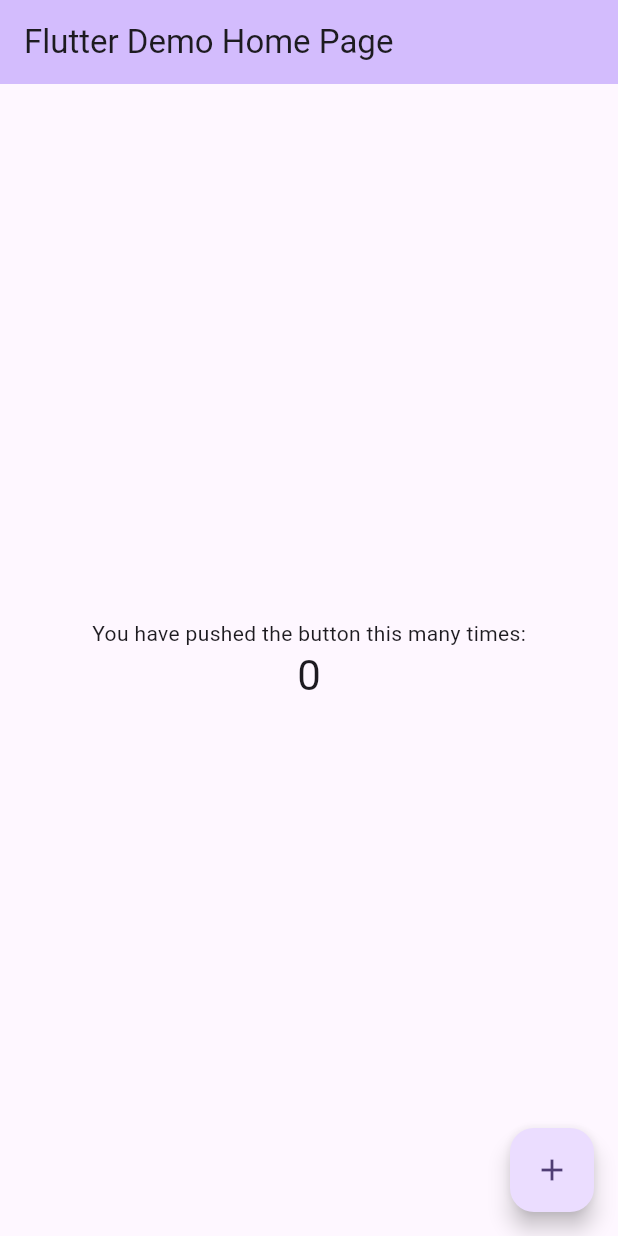
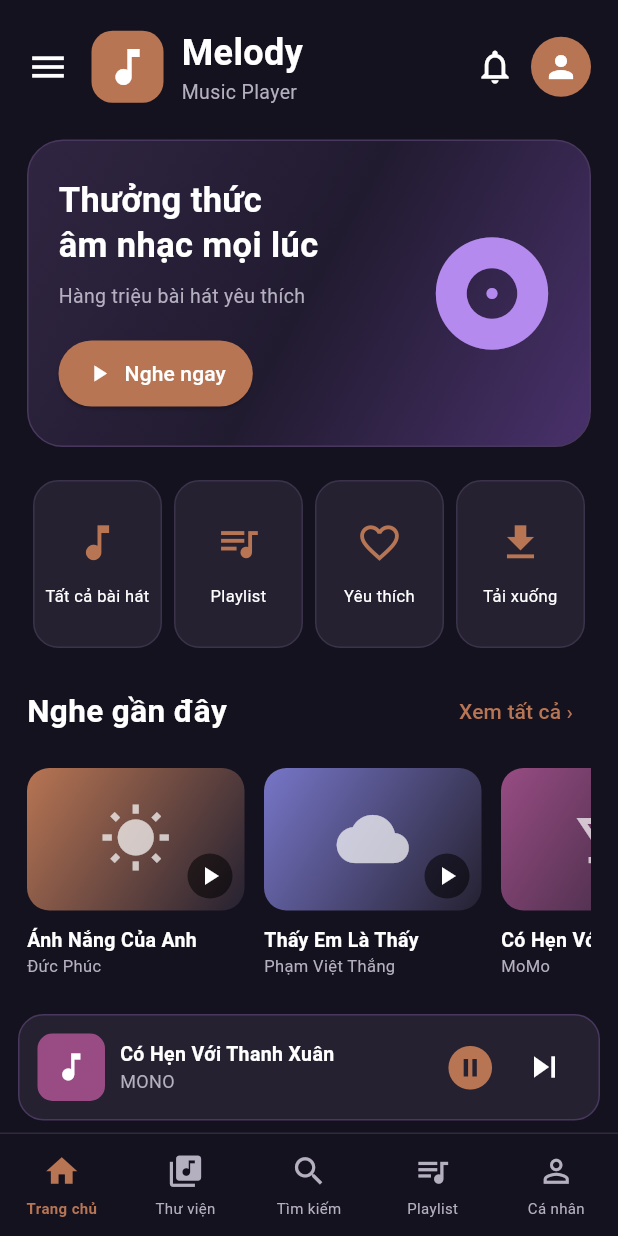
Before and after one commit to DUY24100201/2026_2027_1_1_LTTBDD_N01_Nhom_8, a Flutter app: the screen it shows after launch, on a phone screen of 412 x 824 dp. Run offline on Flutter 3.47's test engine with Material 3 defaults, Android fonts, the phone set to English and light mode, and no system bars.

Commit message:
Update Melody home screen mobile layout

```diff
--- a/lib/main.dart
+++ b/lib/main.dart
@@ -1,122 +1,19 @@
 import 'package:flutter/material.dart';
 
+import 'screens/home/home_screen.dart';
+
 void main() {
-  runApp(const MyApp());
+  runApp(const MelodyApp());
 }
 
-class MyApp extends StatelessWidget {
-  const MyApp({super.key});
+class MelodyApp extends StatelessWidget {
+  const MelodyApp({super.key});
 
-  // This widget is the root of your application.
   @override
   Widget build(BuildContext context) {
-    return MaterialApp(
-      title: 'Flutter Demo',
-      theme: ThemeData(
-        // This is the theme of your application.
-        //
-        // TRY THIS: Try running your application with "flutter run". You'll see
-        // the application has a purple toolbar. Then, without quitting the app,
-        // try changing the seedColor in the colorScheme below to Colors.green
-        // and then invoke "hot reload" (save your changes or press the "hot
-        // reload" button in a Flutter-supported IDE, or press "r" if you used
-        // the command line to start the app).
-        //
-        // Notice that the counter didn't reset back to zero; the application
-        // state is not lost during the reload. To reset the state, use hot
-        // restart instead.
-        //
-        // This works for code too, not just values: Most code changes can be
-        // tested with just a hot reload.
-        colorScheme: .fromSeed(seedColor: Colors.deepPurple),
-      ),
-      home: const MyHomePage(title: 'Flutter Demo Home Page'),
+    return const MaterialApp(
+      debugShowCheckedModeBanner: false,
+      home: HomeScreen(),
     );
   }
 }
-
-class MyHomePage extends StatefulWidget {
-  const MyHomePage({super.key, required this.title});
-
-  // This widget is the home page of your application. It is stateful, meaning
-  // that it has a State object (defined below) that contains fields that affect
-  // how it looks.
-
-  // This class is the configuration for the state. It holds the values (in this
-  // case the title) provided by the parent (in this case the App widget) and
-  // used by the build method of the State. Fields in a Widget subclass are
-  // always marked "final".
-
-  final String title;
-
-  @override
-  State<MyHomePage> createState() => _MyHomePageState();
-}
-
-class _MyHomePageState extends State<MyHomePage> {
-  int _counter = 0;
-
-  void _incrementCounter() {
-    setState(() {
-      // This call to setState tells the Flutter framework that something has
-      // changed in this State, which causes it to rerun the build method below
-      // so that the display can reflect the updated values. If we changed
-      // _counter without calling setState(), then the build method would not be
-      // called again, and so nothing would appear to happen.
-      _counter++;
-    });
-  }
-
-  @override
-  Widget build(BuildContext context) {
-    // This method is rerun every time setState is called, for instance as done
-    // by the _incrementCounter method above.
-    //
-    // The Flutter framework has been optimized to make rerunning build methods
-    // fast, so that you can just rebuild anything that needs updating rather
-    // than having to individually change instances of widgets.
-    return Scaffold(
-      appBar: AppBar(
-        // TRY THIS: Try changing the color here to a specific color (to
-        // Colors.amber, perhaps?) and trigger a hot reload to see the AppBar
-        // change color while the other colors stay the same.
-        backgroundColor: Theme.of(context).colorScheme.inversePrimary,
-        // Here we take the value from the MyHomePage object that was created by
-        // the App.build method, and use it to set our appbar title.
-        title: Text(widget.title),
-      ),
-      body: Center(
-        // Center is a layout widget. It takes a single child and positions it
-        // in the middle of the parent.
-        child: Column(
-          // Column is also a layout widget. It takes a list of children and
-          // arranges them vertically. By default, it sizes itself to fit its
-          // children horizontally, and tries to be as tall as its parent.
-          //
-          // Column has various properties to control how it sizes itself and
-          // how it positions its children. Here we use mainAxisAlignment to
-          // center the children vertically; the main axis here is the vertical
-          // axis because Columns are vertical (the cross axis would be
-          // horizontal).
-          //
-          // TRY THIS: Invoke "debug painting" (choose the "Toggle Debug Paint"
-          // action in the IDE, or press "p" in the console), to see the
-          // wireframe for each widget.
-          mainAxisAlignment: .center,
-          children: [
-            const Text('You have pushed the button this many times:'),
-            Text(
-              '$_counter',
-              style: Theme.of(context).textTheme.headlineMedium,
-            ),
-          ],
-        ),
-      ),
-      floatingActionButton: FloatingActionButton(
-        onPressed: _incrementCounter,
-        tooltip: 'Increment',
-        child: const Icon(Icons.add),
-      ),
-    );
-  }
-}
--- /dev/null
+++ b/lib/screens/home/home_screen.dart
@@ -0,0 +1,597 @@
+import 'package:flutter/material.dart';
+
+const Color bgColor = Color(0xFF15121F);
+const Color cardColor = Color(0xFF252131);
+const Color textColor = Colors.white;
+const Color subTextColor = Color(0xFFB5B0C0);
+const Color primaryColor = Color(0xFFB87553);
+
+class HomeScreen extends StatefulWidget {
+  const HomeScreen({super.key});
+
+  @override
+  State<HomeScreen> createState() => _HomeScreenState();
+}
+
+class _HomeScreenState extends State<HomeScreen> {
+  int selectedTab = 0;
+  bool isPlaying = true;
+
+  final List<Map<String, dynamic>> songs = [
+    {
+      'name': 'Ánh Nắng Của Anh',
+      'artist': 'Đức Phúc',
+      'icon': Icons.wb_sunny,
+      'color': const Color(0xFFB87553),
+    },
+    {
+      'name': 'Thấy Em Là Thấy',
+      'artist': 'Phạm Việt Thắng',
+      'icon': Icons.cloud,
+      'color': const Color(0xFF7776C8),
+    },
+    {
+      'name': 'Có Hẹn Với Thanh Xuân',
+      'artist': 'MoMo',
+      'icon': Icons.nightlife,
+      'color': const Color(0xFF984C83),
+    },
+    {
+      'name': 'Về Nhà',
+      'artist': 'Chillies',
+      'icon': Icons.waves,
+      'color': const Color(0xFF53617E),
+    },
+    {
+      'name': 'Đổi Thay',
+      'artist': 'Hồ Quang Hiếu',
+      'icon': Icons.waves,
+      'color': const Color(0xFF53617E),
+    },
+  ];
+
+  final List<Map<String, dynamic>> playlists = [
+    {
+      'name': 'Top Hits Việt Nam',
+      'icon': Icons.headphones,
+      'color': const Color(0xFF7952C7),
+    },
+    {
+      'name': 'Lo-fi Chill',
+      'icon': Icons.nightlight_round,
+      'color': const Color(0xFF455A88),
+    },
+    {
+      'name': 'Nhạc Tập Trung',
+      'icon': Icons.laptop,
+      'color': const Color(0xFF6546A5),
+    },
+    {
+      'name': 'Nhạc Thư Giãn',
+      'icon': Icons.spa,
+      'color': const Color(0xFF426B55),
+    },
+  ];
+
+  final List<Map<String, dynamic>> shortcuts = [
+    {'name': 'Tất cả bài hát', 'icon': Icons.music_note},
+    {'name': 'Playlist', 'icon': Icons.queue_music},
+    {'name': 'Yêu thích', 'icon': Icons.favorite_border},
+    {'name': 'Tải xuống', 'icon': Icons.download},
+  ];
+
+  void showMessage(String message) {
+    ScaffoldMessenger.of(context).showSnackBar(
+      SnackBar(
+        content: Text(message),
+        backgroundColor: primaryColor,
+        duration: const Duration(seconds: 1),
+      ),
+    );
+  }
+
+
+@override
+Widget build(BuildContext context) {
+  final screenWidth = MediaQuery.of(context).size.width;
+  final screenHeight = MediaQuery.of(context).size.height;
+
+  final phoneWidth = screenWidth > 430 ? 390.0 : screenWidth;
+
+  return Scaffold(
+    backgroundColor: const Color(0xFF0D0B13),
+    body: Center(
+      child: SizedBox(
+        width: phoneWidth,
+        height: screenHeight,
+        child: ClipRRect(
+          borderRadius: BorderRadius.circular(
+            screenWidth > 430 ? 24 : 0,
+          ),
+          child: Scaffold(
+            backgroundColor: bgColor,
+            body: SafeArea(
+              child: Column(
+                children: [
+                  Expanded(
+                    child: CustomScrollView(
+                      slivers: [
+                        SliverPadding(
+                          padding: const EdgeInsets.all(18),
+                          sliver: SliverList(
+                            delegate: SliverChildListDelegate([
+                              _buildHeader(),
+                              const SizedBox(height: 22),
+                              _buildBanner(),
+                              const SizedBox(height: 22),
+                              _buildShortcuts(),
+                              const SizedBox(height: 18),
+                              _buildSectionTitle(
+                                'Nghe gần đây',
+                                onTap: () =>
+                                    showMessage('Tất cả bài hát'),
+                              ),
+                              const SizedBox(height: 14),
+                              _buildRecentSongs(),
+                              const SizedBox(height: 24),
+                              _buildSectionTitle(
+                                'Playlist nổi bật',
+                                onTap: () =>
+                                    showMessage('Tất cả playlist'),
+                              ),
+                              const SizedBox(height: 14),
+                              _buildPlaylistRow(),
+                              const SizedBox(height: 20),
+                            ]),
+                          ),
+                        ),
+                      ],
+                    ),
+                  ),
+                  _buildMiniPlayer(),
+                ],
+              ),
+            ),
+            bottomNavigationBar: _buildBottomNavigation(),
+          ),
+        ),
+      ),
+    ),
+  );
+}
+
+
+  Widget _buildHeader() {
+    return Row(
+      children: [
+        const Icon(Icons.menu, color: textColor, size: 28),
+        const SizedBox(width: 15),
+        Container(
+          width: 48,
+          height: 48,
+          decoration: BoxDecoration(
+            color: primaryColor,
+            borderRadius: BorderRadius.circular(14),
+          ),
+          child: const Icon(Icons.music_note, color: Colors.white, size: 32),
+        ),
+        const SizedBox(width: 12),
+        const Expanded(
+          child: Column(
+            crossAxisAlignment: CrossAxisAlignment.start,
+            children: [
+              Text(
+                'Melody',
+                style: TextStyle(
+                  color: textColor,
+                  fontSize: 24,
+                  fontWeight: FontWeight.bold,
+                ),
+              ),
+              Text(
+                'Music Player',
+                style: TextStyle(color: subTextColor, fontSize: 13),
+              ),
+            ],
+          ),
+        ),
+        IconButton(
+          onPressed: () => showMessage('Thông báo'),
+          icon: const Icon(
+            Icons.notifications_none,
+            color: textColor,
+            size: 27,
+          ),
+        ),
+        CircleAvatar(
+          backgroundColor: primaryColor,
+          child: IconButton(
+            onPressed: () => showMessage('Tài khoản cá nhân'),
+            icon: const Icon(Icons.person, color: Colors.white),
+            splashRadius: 20,
+          ),
+        ),
+      ],
+    );
+  }
+
+  Widget _buildBanner() {
+    return Container(
+      height: 205,
+      padding: const EdgeInsets.all(20),
+      decoration: BoxDecoration(
+        borderRadius: BorderRadius.circular(24),
+        border: Border.all(color: const Color(0xFF49385E)),
+        gradient: const LinearGradient(
+          colors: [Color(0xFF302541), Color(0xFF211B30), Color(0xFF49316B)],
+          begin: Alignment.topLeft,
+          end: Alignment.bottomRight,
+        ),
+      ),
+      child: Row(
+        children: [
+          Expanded(
+            child: Column(
+              crossAxisAlignment: CrossAxisAlignment.start,
+              mainAxisAlignment: MainAxisAlignment.center,
+              children: [
+                const Text(
+                  'Thưởng thức\nâm nhạc mọi lúc',
+                  style: TextStyle(
+                    color: textColor,
+                    fontSize: 23,
+                    fontWeight: FontWeight.bold,
+                    height: 1.3,
+                  ),
+                ),
+                const SizedBox(height: 10),
+                const Text(
+                  'Hàng triệu bài hát yêu thích',
+                  style: TextStyle(color: subTextColor, fontSize: 13),
+                ),
+                const SizedBox(height: 18),
+                ElevatedButton.icon(
+                  onPressed: () => showMessage('Bắt đầu nghe nhạc'),
+                  icon: const Icon(Icons.play_arrow),
+                  label: const Text('Nghe ngay'),
+                  style: ElevatedButton.styleFrom(
+                    backgroundColor: primaryColor,
+                    foregroundColor: Colors.white,
+                    padding: const EdgeInsets.symmetric(
+                      horizontal: 18,
+                      vertical: 12,
+                    ),
+                    shape: RoundedRectangleBorder(
+                      borderRadius: BorderRadius.circular(25),
+                    ),
+                  ),
+                ),
+              ],
+            ),
+          ),
+          const SizedBox(width: 5),
+          const Icon(Icons.album, size: 90, color: Color(0xFFB58AEF)),
+        ],
+      ),
+    );
+  }
+
+  Widget _buildShortcuts() {
+    return Row(
+      children: shortcuts.map((item) {
+        return Expanded(
+          child: Padding(
+            padding: const EdgeInsets.symmetric(horizontal: 4),
+            child: InkWell(
+              borderRadius: BorderRadius.circular(17),
+              onTap: () => showMessage(item['name'] as String),
+              child: Container(
+                height: 112,
+                decoration: BoxDecoration(
+                  color: cardColor,
+                  borderRadius: BorderRadius.circular(17),
+                  border: Border.all(color: const Color(0xFF3A334B)),
+                ),
+                child: Column(
+                  mainAxisAlignment: MainAxisAlignment.center,
+                  children: [
+                    Icon(
+                      item['icon'] as IconData,
+                      color: primaryColor,
+                      size: 31,
+                    ),
+                    const SizedBox(height: 12),
+                    Text(
+                      item['name'] as String,
+                      textAlign: TextAlign.center,
+                      style: const TextStyle(color: textColor, fontSize: 11),
+                    ),
+                  ],
+                ),
+              ),
+            ),
+          ),
+        );
+      }).toList(),
+    );
+  }
+
+  Widget _buildSectionTitle(String title, {required VoidCallback onTap}) {
+    return Row(
+      children: [
+        Expanded(
+          child: Text(
+            title,
+            style: const TextStyle(
+              color: textColor,
+              fontSize: 21,
+              fontWeight: FontWeight.bold,
+            ),
+          ),
+        ),
+        TextButton(
+          onPressed: onTap,
+          child: const Text(
+            'Xem tất cả ›',
+            style: TextStyle(color: primaryColor, fontSize: 14),
+          ),
+        ),
+      ],
+    );
+  }
+
+  Widget _buildRecentSongs() {
+    return SizedBox(
+      height: 165,
+      child: ListView.separated(
+        scrollDirection: Axis.horizontal,
+        itemCount: 4,
+        separatorBuilder: (_, _) => const SizedBox(width: 13),
+        itemBuilder: (context, index) {
+          final song = songs[index];
+
+          return SizedBox(
+            width: 145,
+            child: InkWell(
+              onTap: () => showMessage('Đang chọn ${song['name']}'),
+              child: Column(
+                crossAxisAlignment: CrossAxisAlignment.start,
+                children: [
+                  Container(
+                    height: 95,
+                    width: 145,
+                    decoration: BoxDecoration(
+                      color: song['color'] as Color,
+                      borderRadius: BorderRadius.circular(15),
+                      gradient: LinearGradient(
+                        colors: [song['color'] as Color, cardColor],
+                        begin: Alignment.topLeft,
+                        end: Alignment.bottomRight,
+                      ),
+                    ),
+                    child: Stack(
+                      alignment: Alignment.center,
+                      children: [
+                        Icon(
+                          song['icon'] as IconData,
+                          color: Colors.white70,
+                          size: 48,
+                        ),
+                        const Positioned(
+                          right: 8,
+                          bottom: 8,
+                          child: CircleAvatar(
+                            radius: 15,
+                            backgroundColor: Colors.black54,
+                            child: Icon(
+                              Icons.play_arrow,
+                              color: Colors.white,
+                              size: 20,
+                            ),
+                          ),
+                        ),
+                      ],
+                    ),
+                  ),
+                  const SizedBox(height: 10),
+                  Text(
+                    song['name'] as String,
+                    maxLines: 1,
+                    overflow: TextOverflow.ellipsis,
+                    style: const TextStyle(
+                      color: textColor,
+                      fontWeight: FontWeight.bold,
+                      fontSize: 13,
+                    ),
+                  ),
+                  Text(
+                    song['artist'] as String,
+                    maxLines: 1,
+                    overflow: TextOverflow.ellipsis,
+                    style: const TextStyle(color: subTextColor, fontSize: 11),
+                  ),
+                ],
+              ),
+            ),
+          );
+        },
+      ),
+    );
+  }
+
+  Widget _buildPlaylistRow() {
+    return SizedBox(
+      height: 170,
+      child: ListView.separated(
+        scrollDirection: Axis.horizontal,
+        itemCount: playlists.length,
+        separatorBuilder: (_, _) => const SizedBox(width: 13),
+        itemBuilder: (context, index) {
+          final playlist = playlists[index];
+
+          return InkWell(
+            onTap: () => showMessage(playlist['name'] as String),
+            child: Container(
+              width: 145,
+              padding: const EdgeInsets.all(13),
+              decoration: BoxDecoration(
+                borderRadius: BorderRadius.circular(17),
+                border: Border.all(color: const Color(0xFF49385E)),
+                gradient: LinearGradient(
+                  begin: Alignment.topLeft,
+                  end: Alignment.bottomRight,
+                  colors: [playlist['color'] as Color, cardColor],
+                ),
+              ),
+              child: Column(
+                crossAxisAlignment: CrossAxisAlignment.start,
+                mainAxisAlignment: MainAxisAlignment.spaceBetween,
+                children: [
+                  Icon(
+                    playlist['icon'] as IconData,
+                    color: Colors.white,
+                    size: 40,
+                  ),
+                  Text(
+                    playlist['name'] as String,
+                    style: const TextStyle(
+                      color: textColor,
+                      fontSize: 16,
+                      fontWeight: FontWeight.bold,
+                    ),
+                  ),
+                ],
+              ),
+            ),
+          );
+        },
+      ),
+    );
+  }
+
+  Widget _buildMiniPlayer() {
+    return Container(
+      margin: const EdgeInsets.fromLTRB(12, 5, 12, 8),
+      padding: const EdgeInsets.symmetric(horizontal: 12, vertical: 9),
+      decoration: BoxDecoration(
+        color: cardColor,
+        borderRadius: BorderRadius.circular(17),
+        border: Border.all(color: const Color(0xFF49385E)),
+      ),
+      child: Row(
+        children: [
+          Container(
+            width: 45,
+            height: 45,
+            decoration: BoxDecoration(
+              color: const Color(0xFF984C83),
+              borderRadius: BorderRadius.circular(10),
+            ),
+            child: const Icon(Icons.music_note, color: Colors.white),
+          ),
+          const SizedBox(width: 10),
+          const Expanded(
+            child: Column(
+              crossAxisAlignment: CrossAxisAlignment.start,
+              children: [
+                Text(
+                  'Có Hẹn Với Thanh Xuân',
+                  maxLines: 1,
+                  overflow: TextOverflow.ellipsis,
+                  style: TextStyle(
+                    color: textColor,
+                    fontWeight: FontWeight.bold,
+                    fontSize: 13,
+                  ),
+                ),
+                Text(
+                  'MONO',
+                  style: TextStyle(color: subTextColor, fontSize: 12),
+                ),
+              ],
+            ),
+          ),
+          IconButton(
+            onPressed: () {
+              setState(() {
+                isPlaying = !isPlaying;
+              });
+            },
+            icon: Icon(
+              isPlaying ? Icons.pause_circle : Icons.play_circle,
+              color: primaryColor,
+              size: 35,
+            ),
+          ),
+          IconButton(
+            onPressed: () => showMessage('Bài tiếp theo'),
+            icon: const Icon(Icons.skip_next, color: Colors.white, size: 28),
+          ),
+        ],
+      ),
+    );
+  }
+
+  Widget _buildBottomNavigation() {
+    final items = [
+      {'icon': Icons.home, 'label': 'Trang chủ'},
+      {'icon': Icons.library_music, 'label': 'Thư viện'},
+      {'icon': Icons.search, 'label': 'Tìm kiếm'},
+      {'icon': Icons.queue_music, 'label': 'Playlist'},
+      {'icon': Icons.person_outline, 'label': 'Cá nhân'},
+    ];
+
+    return Container(
+      decoration: const BoxDecoration(
+        color: bgColor,
+        border: Border(top: BorderSide(color: Color(0xFF302A3D))),
+      ),
+      child: SafeArea(
+        top: false,
+        child: Row(
+          children: List.generate(items.length, (index) {
+            final selected = selectedTab == index;
+
+            return Expanded(
+              child: InkWell(
+                onTap: () {
+                  setState(() {
+                    selectedTab = index;
+                  });
+
+                  if (index != 0) {
+                    showMessage(items[index]['label'] as String);
+                  }
+                },
+                child: Padding(
+                  padding: const EdgeInsets.symmetric(vertical: 12),
+                  child: Column(
+                    mainAxisSize: MainAxisSize.min,
+                    children: [
+                      Icon(
+                        items[index]['icon'] as IconData,
+                        color: selected ? primaryColor : subTextColor,
+                        size: 25,
+                      ),
+                      const SizedBox(height: 5),
+                      Text(
+                        items[index]['label'] as String,
+                        style: TextStyle(
+                          color: selected ? primaryColor : subTextColor,
+                          fontSize: 10,
+                          fontWeight: selected
+                              ? FontWeight.bold
+                              : FontWeight.normal,
+                        ),
+                      ),
+                    ],
+                  ),
+                ),
+              ),
+            );
+          }),
+        ),
+      ),
+    );
+  }
+}
```
Also changed, not shown: 2 other files.
